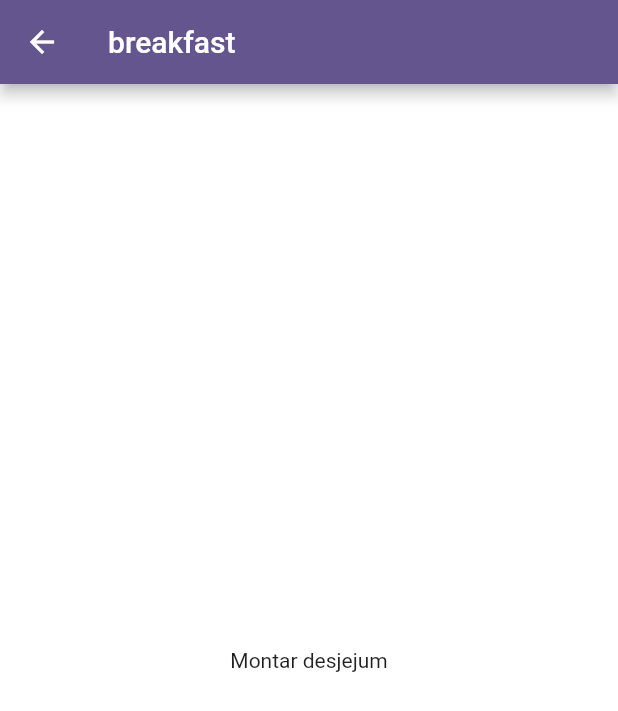
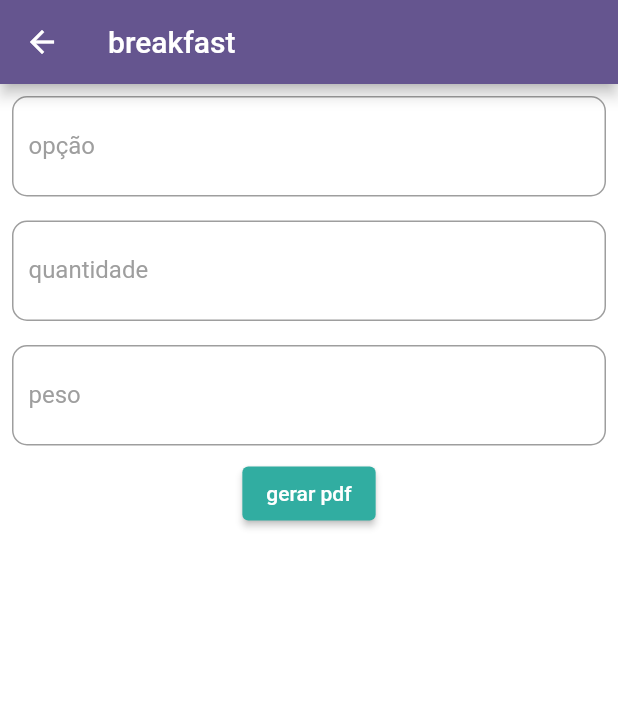
Before and after one commit to FilipeH14/diet_pdf_creator, a Flutter app: the BreakfastPage screen opened by its route, on a phone screen of 412 x 824 dp. Shown: the top 711 px of the screen. Run offline on Flutter 3.47's test engine with Material 2 defaults, Android fonts, the phone set to English and light mode, and no system bars; our stand-ins replace firebase_auth, firebase_core, flutter_signin_button, get, google_sign_in; accounts and stored records are empty; network calls fail; Roboto replaces fonts that are missing (mplus1).

Commit message:
iniciando configuração para gerar pdf

```diff
--- a/lib/app/modules/diet_generator/1_breakfast/breakfast_page.dart
+++ b/lib/app/modules/diet_generator/1_breakfast/breakfast_page.dart
@@ -1,4 +1,6 @@
 import 'package:diet_pdf_creator/app/modules/diet_generator/1_breakfast/breakfast_controller.dart';
+import 'package:diet_pdf_creator/app/shared/ui/widgets/diet_button.dart';
+import 'package:diet_pdf_creator/app/shared/ui/widgets/diet_form_field.dart';
 import 'package:flutter/material.dart';
 import 'package:get/get.dart';
 
@@ -9,8 +11,18 @@ class BreakfastPage extends GetView<BreakfastController> {
   Widget build(BuildContext context) {
     return Scaffold(
       appBar: AppBar(title: const Text('breakfast')),
-      body: const Center(
-        child: Text('Montar desjejum'),
+      body: SingleChildScrollView(
+        child: Column(
+          children: [
+            const DietFormField(placeholder: 'opção'),
+            const DietFormField(placeholder: 'quantidade'),
+            const DietFormField(placeholder: 'peso'),
+            DietButton(
+              text: 'gerar pdf',
+              action: () {},
+            ),
+          ],
+        ),
       ),
     );
   }
--- a/lib/app/shared/ui/widgets/diet_button.dart
+++ b/lib/app/shared/ui/widgets/diet_button.dart
@@ -2,9 +2,11 @@ import 'package:flutter/material.dart';
 
 class DietButton extends StatelessWidget {
   final String text;
+  final Function()? action;
 
   const DietButton({
     required this.text,
+    required this.action,
     Key? key,
   }) : super(key: key);
 
@@ -12,7 +14,7 @@ class DietButton extends StatelessWidget {
   Widget build(BuildContext context) {
     return ElevatedButton(
       child: Text(text),
-      onPressed: () {},
+      onPressed: () => action,
     );
   }
 }
--- a/lib/app/shared/ui/widgets/diet_form_field.dart
+++ b/lib/app/shared/ui/widgets/diet_form_field.dart
@@ -2,7 +2,12 @@ import 'package:diet_pdf_creator/app/shared/ui/diet_ui_colors.dart';
 import 'package:flutter/material.dart';
 
 class DietFormField extends StatefulWidget {
-  const DietFormField({Key? key}) : super(key: key);
+  final String placeholder;
+
+  const DietFormField({
+    required this.placeholder,
+    Key? key,
+  }) : super(key: key);
 
   @override
   State<DietFormField> createState() => _DietFormFieldState();
@@ -39,7 +44,7 @@ class _DietFormFieldState extends State<DietFormField> {
           ),
           isDense: true,
           border: InputBorder.none,
-          labelText: 'Placeholder',
+          labelText: widget.placeholder,
           labelStyle: TextStyle(
             height: 0.5,
             color: _borderColor,
--- a/pubspec.yaml
+++ b/pubspec.yaml
@@ -36,6 +36,10 @@ dependencies:
   firebase_auth: ^4.2.1
   flutter_signin_button: ^2.0.0
   google_sign_in: ^5.4.2
+  pdf: ^3.8.4
+  share_extend: ^2.0.0
+  path_provider: ^2.0.11
+  flutter_full_pdf_viewer: ^1.0.6
 
 
   # The following adds the Cupertino Icons font to your application.
```
Also changed, not shown: pubspec.lock, 1 other file.
